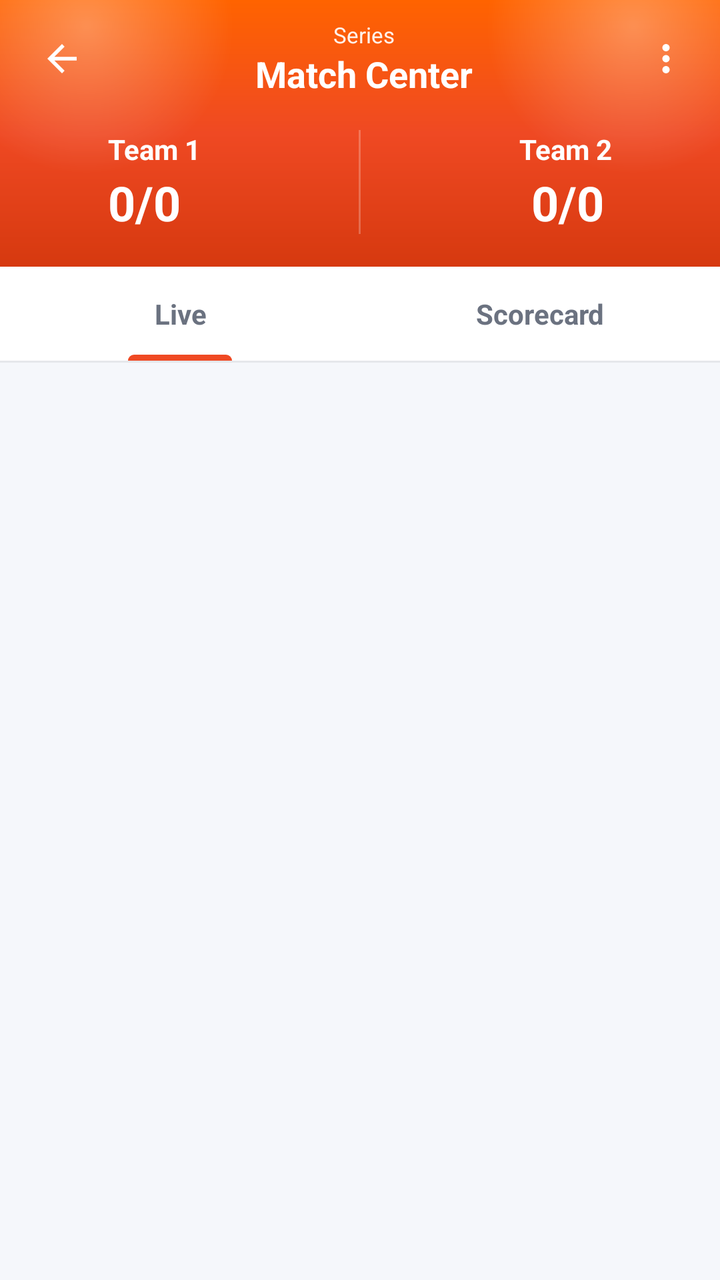
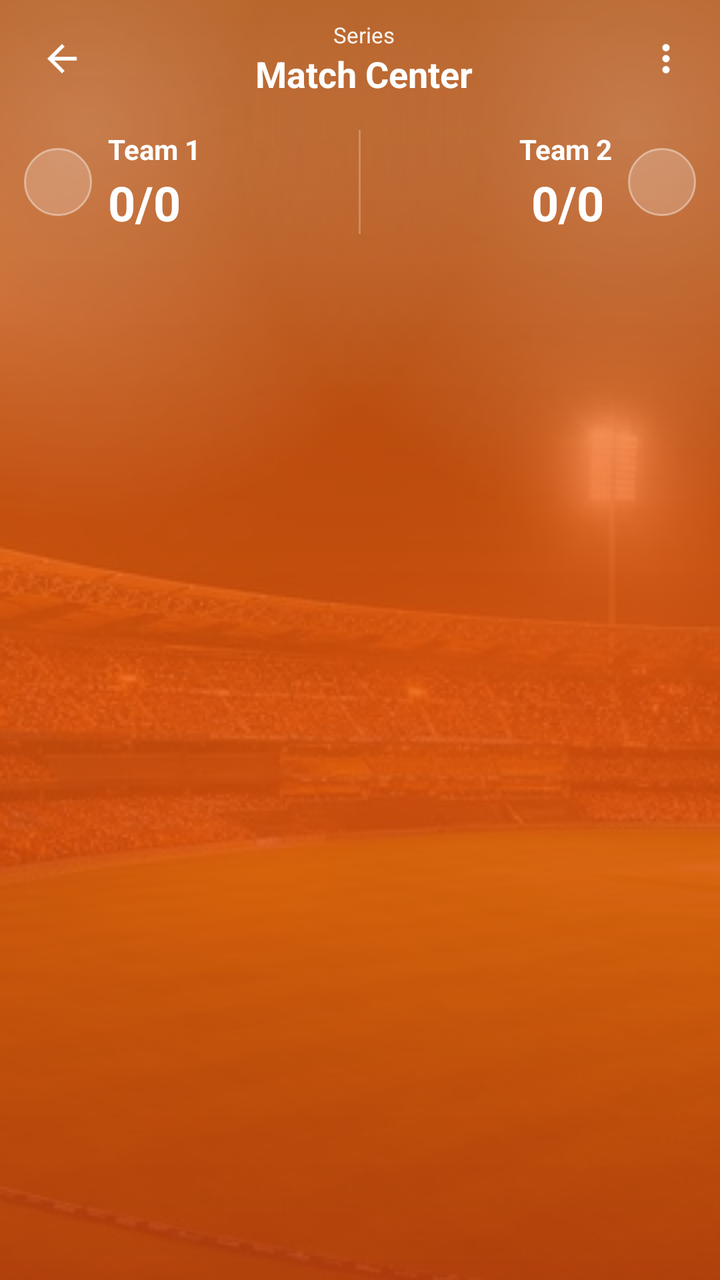

Two renders of the same Android screen: before a commit and after it. Below are the layout's source before the change and the commit's diff.
<!-- AndroidManifest.xml: activity theme AppTheme -->
<!-- res/layout/activity_match_center.xml -->
<?xml version="1.0" encoding="utf-8"?>
<LinearLayout xmlns:android="http://schemas.android.com/apk/res/android"
    android:id="@+id/mc_root"
    android:layout_width="match_parent"
    android:layout_height="match_parent"
    android:orientation="vertical"
    android:background="@color/cmp_surface_alt">

    
    <LinearLayout
        android:id="@+id/mc_header"
        android:layout_width="match_parent"
        android:layout_height="wrap_content"
        android:orientation="vertical"
        android:background="@drawable/bg_cmp_hero"
        android:paddingStart="12dp"
        android:paddingEnd="12dp"
        android:paddingTop="10dp"
        android:paddingBottom="16dp">

        
        <LinearLayout
            android:layout_width="match_parent"
            android:layout_height="wrap_content"
            android:orientation="horizontal"
            android:gravity="center_vertical">

            <ImageView
                android:id="@+id/mc_back"
                android:layout_width="38dp"
                android:layout_height="38dp"
                android:padding="8dp"
                android:contentDescription="Back"
                android:src="@drawable/ic_arrowwhite_back" />

            <LinearLayout
                android:layout_width="0dp"
                android:layout_height="wrap_content"
                android:layout_weight="1"
                android:orientation="vertical"
                android:gravity="center">

                <TextView
                    android:id="@+id/mc_series"
                    android:layout_width="wrap_content"
                    android:layout_height="wrap_content"
                    android:maxLines="1"
                    android:ellipsize="end"
                    android:gravity="center"
                    android:text="Series"
                    android:textColor="#FFFFFF"
                    android:textSize="11sp"
                    android:alpha="0.92" />

                <TextView
                    android:id="@+id/mc_title"
                    android:layout_width="wrap_content"
                    android:layout_height="wrap_content"
                    android:maxLines="1"
                    android:ellipsize="end"
                    android:gravity="center"
                    android:text="Match Center"
                    android:textColor="#FFFFFF"
                    android:textSize="18sp"
                    android:textStyle="bold" />
            </LinearLayout>

            
            <LinearLayout
                android:id="@+id/mc_live_badge"
                android:layout_width="wrap_content"
                android:layout_height="wrap_content"
                android:orientation="horizontal"
                android:gravity="center_vertical"
                android:background="@drawable/bg_cmp_live_badge"
                android:paddingStart="8dp"
                android:paddingEnd="9dp"
                android:paddingTop="4dp"
                android:paddingBottom="4dp"
                android:visibility="gone">

                <View
                    android:layout_width="6dp"
                    android:layout_height="6dp"
                    android:layout_marginEnd="5dp"
                    android:background="@drawable/bg_cmp_live_dot" />

                <TextView
                    android:layout_width="wrap_content"
                    android:layout_height="wrap_content"
                    android:includeFontPadding="false"
                    android:letterSpacing="0.12"
                    android:text="LIVE"
                    android:textColor="#FFFFFF"
                    android:textSize="11sp"
                    android:textStyle="bold" />
            </LinearLayout>

            <ImageView
                android:id="@+id/mc_overflow"
                android:layout_width="30dp"
                android:layout_height="30dp"
                android:layout_marginStart="4dp"
                android:padding="4dp"
                android:contentDescription="More"
                android:src="@drawable/ic_cmp_more" />
        </LinearLayout>

        
        <LinearLayout
            android:layout_width="match_parent"
            android:layout_height="wrap_content"
            android:orientation="horizontal"
            android:gravity="center_vertical"
            android:layout_marginTop="16dp">

            
            <LinearLayout
                android:layout_width="0dp"
                android:layout_height="wrap_content"
                android:layout_weight="1"
                android:orientation="horizontal"
                android:gravity="center_vertical">

                <ImageView
                    android:id="@+id/mc_team1_flag"
                    android:layout_width="34dp"
                    android:layout_height="34dp"
                    android:layout_marginEnd="8dp"
                    android:contentDescription="Team 1 flag" />

                <LinearLayout
                    android:layout_width="0dp"
                    android:layout_height="wrap_content"
                    android:layout_weight="1"
                    android:orientation="vertical">

                    <TextView
                        android:id="@+id/mc_team1_name"
                        android:layout_width="match_parent"
                        android:layout_height="wrap_content"
                        android:maxLines="1"
                        android:ellipsize="end"
                        android:text="Team 1"
                        android:textColor="#FFFFFF"
                        android:textSize="14sp"
                        android:textStyle="bold" />

                    <LinearLayout
                        android:layout_width="match_parent"
                        android:layout_height="wrap_content"
                        android:orientation="horizontal"
                        android:gravity="bottom"
                        android:layout_marginTop="1dp">

                        <TextView
                            android:id="@+id/mc_team1_score"
                            android:layout_width="wrap_content"
                            android:layout_height="wrap_content"
                            android:text="0/0"
                            android:textColor="#FFFFFF"
                            android:textSize="24sp"
                            android:textStyle="bold" />

                        <TextView
                            android:id="@+id/mc_team1_overs"
                            android:layout_width="wrap_content"
                            android:layout_height="wrap_content"
                            android:layout_marginStart="4dp"
                            android:layout_marginBottom="3dp"
                            android:text=""
                            android:textColor="#FFFFFF"
                            android:alpha="0.88"
                            android:textSize="13sp" />
                    </LinearLayout>

                    <TextView
                        android:id="@+id/mc_team1_rr"
                        android:layout_width="match_parent"
                        android:layout_height="wrap_content"
                        android:text=""
                        android:textColor="#FFFFFF"
                        android:alpha="0.82"
                        android:textSize="12sp"
                        android:visibility="gone" />
                </LinearLayout>
            </LinearLayout>

            
            <FrameLayout
                android:layout_width="wrap_content"
                android:layout_height="match_parent"
                android:layout_marginStart="6dp"
                android:layout_marginEnd="6dp">

                <View
                    android:layout_width="1dp"
                    android:layout_height="52dp"
                    android:layout_gravity="center_horizontal"
                    android:background="#3DFFFFFF" />

                <LinearLayout
                    android:layout_width="wrap_content"
                    android:layout_height="wrap_content"
                    android:layout_gravity="center"
                    android:orientation="vertical"
                    android:gravity="center">

                    
                    <LinearLayout
                        android:id="@+id/mc_center_live"
                        android:layout_width="wrap_content"
                        android:layout_height="wrap_content"
                        android:orientation="horizontal"
                        android:gravity="center_vertical"
                        android:background="@drawable/bg_cmp_live_center"
                        android:paddingStart="7dp"
                        android:paddingEnd="8dp"
                        android:paddingTop="3dp"
                        android:paddingBottom="3dp"
                        android:visibility="gone">

                        <View
                            android:layout_width="5dp"
                            android:layout_height="5dp"
                            android:layout_marginEnd="4dp"
                            android:background="@drawable/bg_cmp_live_dot" />

                        <TextView
                            android:layout_width="wrap_content"
                            android:layout_height="wrap_content"
                            android:includeFontPadding="false"
                            android:letterSpacing="0.12"
                            android:text="LIVE"
                            android:textColor="#FFFFFF"
                            android:textSize="10sp"
                            android:textStyle="bold" />
                    </LinearLayout>

                    <TextView
                        android:id="@+id/mc_center_sub"
                        android:layout_width="wrap_content"
                        android:layout_height="wrap_content"
                        android:layout_marginTop="3dp"
                        android:text=""
                        android:textColor="#FFFFFF"
                        android:alpha="0.9"
                        android:textSize="10sp"
                        android:textStyle="bold"
                        android:visibility="gone" />
                </LinearLayout>
            </FrameLayout>

            
            <LinearLayout
                android:layout_width="0dp"
                android:layout_height="wrap_content"
                android:layout_weight="1"
                android:orientation="horizontal"
                android:gravity="center_vertical">

                <LinearLayout
                    android:layout_width="0dp"
                    android:layout_height="wrap_content"
                    android:layout_weight="1"
                    android:orientation="vertical">

                    <TextView
                        android:id="@+id/mc_team2_name"
                        android:layout_width="match_parent"
                        android:layout_height="wrap_content"
                        android:maxLines="1"
                        android:ellipsize="end"
                        android:gravity="end"
                        android:text="Team 2"
                        android:textColor="#FFFFFF"
                        android:textSize="14sp"
                        android:textStyle="bold" />

                    <LinearLayout
                        android:layout_width="match_parent"
                        android:layout_height="wrap_content"
                        android:orientation="horizontal"
                        android:gravity="bottom|end"
                        android:layout_marginTop="1dp">

                        <TextView
                            android:id="@+id/mc_team2_score"
                            android:layout_width="wrap_content"
                            android:layout_height="wrap_content"
                            android:text="0/0"
                            android:textColor="#FFFFFF"
                            android:textSize="24sp"
                            android:textStyle="bold" />

                        <TextView
                            android:id="@+id/mc_team2_overs"
                            android:layout_width="wrap_content"
                            android:layout_height="wrap_content"
                            android:layout_marginStart="4dp"
                            android:layout_marginBottom="3dp"
                            android:text=""
                            android:textColor="#FFFFFF"
                            android:alpha="0.88"
                            android:textSize="13sp" />
                    </LinearLayout>

                    <TextView
                        android:id="@+id/mc_team2_rr"
                        android:layout_width="match_parent"
                        android:layout_height="wrap_content"
                        android:gravity="end"
                        android:text=""
                        android:textColor="#FFFFFF"
                        android:alpha="0.82"
                        android:textSize="12sp"
                        android:visibility="gone" />
                </LinearLayout>

                <ImageView
                    android:id="@+id/mc_team2_flag"
                    android:layout_width="34dp"
                    android:layout_height="34dp"
                    android:layout_marginStart="8dp"
                    android:contentDescription="Team 2 flag" />
            </LinearLayout>
        </LinearLayout>

        
        <TextView
            android:id="@+id/mc_equation"
            android:layout_width="match_parent"
            android:layout_height="wrap_content"
            android:layout_marginTop="14dp"
            android:background="@drawable/bg_cmp_equation_pill"
            android:paddingStart="16dp"
            android:paddingEnd="16dp"
            android:paddingTop="9dp"
            android:paddingBottom="9dp"
            android:gravity="center"
            android:maxLines="2"
            android:ellipsize="end"
            android:text=""
            android:textColor="#FFFFFF"
            android:textSize="13sp"
            android:textStyle="bold"
            android:visibility="gone" />
    </LinearLayout>

    
    <LinearLayout
        android:layout_width="match_parent"
        android:layout_height="wrap_content"
        android:orientation="horizontal"
        android:background="@color/cmp_surface">

        <LinearLayout
            android:layout_width="0dp"
            android:layout_height="wrap_content"
            android:layout_weight="1"
            android:orientation="vertical">

            <TextView
                android:id="@+id/tab_live"
                android:layout_width="match_parent"
                android:layout_height="wrap_content"
                android:gravity="center"
                android:paddingTop="14dp"
                android:paddingBottom="11dp"
                android:text="Live"
                android:textSize="14sp"
                android:textStyle="bold"
                android:textColor="@color/cmp_text_secondary" />

            <View
                android:id="@+id/tab_live_indicator"
                android:layout_width="52dp"
                android:layout_height="3dp"
                android:layout_gravity="center_horizontal"
                android:background="@drawable/bg_cmp_tab_indicator" />
        </LinearLayout>

        <LinearLayout
            android:layout_width="0dp"
            android:layout_height="wrap_content"
            android:layout_weight="1"
            android:orientation="vertical">

            <TextView
                android:id="@+id/tab_scorecard"
                android:layout_width="match_parent"
                android:layout_height="wrap_content"
                android:gravity="center"
                android:paddingTop="14dp"
                android:paddingBottom="11dp"
                android:text="Scorecard"
                android:textSize="14sp"
                android:textStyle="bold"
                android:textColor="@color/cmp_text_secondary" />

            <View
                android:id="@+id/tab_scorecard_indicator"
                android:layout_width="52dp"
                android:layout_height="3dp"
                android:layout_gravity="center_horizontal"
                android:background="@drawable/bg_cmp_tab_indicator"
                android:visibility="invisible" />
        </LinearLayout>
    </LinearLayout>

    <View
        android:layout_width="match_parent"
        android:layout_height="1dp"
        android:background="@color/cmp_border" />

    <ScrollView
        android:id="@+id/mc_scroll"
        android:layout_width="match_parent"
        android:layout_height="0dp"
        android:layout_weight="1"
        android:clipToPadding="false"
        android:fillViewport="true">

        <FrameLayout
            android:layout_width="match_parent"
            android:layout_height="wrap_content"
            android:padding="14dp">

            
            <LinearLayout
                android:id="@+id/content_live"
                android:layout_width="match_parent"
                android:layout_height="wrap_content"
                android:orientation="vertical">

                <LinearLayout
                    android:id="@+id/live_dynamic"
                    android:layout_width="match_parent"
                    android:layout_height="wrap_content"
                    android:orientation="vertical" />
            </LinearLayout>

            
            <LinearLayout
                android:id="@+id/content_scorecard"
                android:layout_width="match_parent"
                android:layout_height="wrap_content"
                android:orientation="vertical"
                android:visibility="gone" />

            
            <LinearLayout
                android:id="@+id/content_placeholder"
                android:layout_width="match_parent"
                android:layout_height="wrap_content"
                android:orientation="vertical"
                android:gravity="center_horizontal"
                android:paddingTop="48dp"
                android:visibility="gone">

                <ImageView
                    android:layout_width="48dp"
                    android:layout_height="48dp"
                    android:alpha="0.5"
                    android:src="@drawable/ic_cmp_expand"
                    android:tint="@color/cmp_text_secondary" />

                <TextView
                    android:id="@+id/placeholder_title"
                    android:layout_width="wrap_content"
                    android:layout_height="wrap_content"
                    android:layout_marginTop="12dp"
                    android:text="Scorecard"
                    android:textColor="@color/cmp_text_primary"
                    android:textSize="16sp"
                    android:textStyle="bold" />

                <TextView
                    android:id="@+id/placeholder_message"
                    android:layout_width="match_parent"
                    android:layout_height="wrap_content"
                    android:layout_marginTop="6dp"
                    android:gravity="center"
                    android:text="Detailed data will appear here once available for this match."
                    android:textColor="@color/cmp_text_secondary"
                    android:textSize="13sp" />
            </LinearLayout>
        </FrameLayout>
    </ScrollView>
</LinearLayout>
<!-- resources referenced by this layout -->
<resources>
  <color name="cmp_border">#E5E7EB</color>
  <color name="cmp_surface">#FFFFFF</color>
  <color name="cmp_surface_alt">#F5F7FB</color>
  <color name="cmp_text_primary">#111827</color>
  <color name="cmp_text_secondary">#6B7280</color>
  <!-- drawable bg_cmp_equation_pill (drawable) -->
  <?xml version="1.0" encoding="utf-8"?>
  <shape xmlns:android="http://schemas.android.com/apk/res/android" android:shape="rectangle">
      <solid android:color="#26FFFFFF" />
      <corners android:radius="22dp" />
      <stroke android:width="1dp" android:color="#33FFFFFF" />
  </shape>
  <!-- drawable bg_cmp_hero (drawable) -->
  <?xml version="1.0" encoding="utf-8"?>
  <layer-list xmlns:android="http://schemas.android.com/apk/res/android">
      <item>
          <shape android:shape="rectangle">
              <gradient
                  android:startColor="@color/cmp_brand_orange_2"
                  android:centerColor="@color/cmp_brand_orange"
                  android:endColor="#D6390F"
                  android:angle="270" />
          </shape>
      </item>
      <item>
          <shape android:shape="rectangle">
              <gradient
                  android:type="radial"
                  android:gradientRadius="55%p"
                  android:centerX="0.12"
                  android:centerY="0.10"
                  android:startColor="#4DFFFFFF"
                  android:endColor="#00FFFFFF" />
          </shape>
      </item>
      <item>
          <shape android:shape="rectangle">
              <gradient
                  android:type="radial"
                  android:gradientRadius="55%p"
                  android:centerX="0.88"
                  android:centerY="0.10"
                  android:startColor="#4DFFFFFF"
                  android:endColor="#00FFFFFF" />
          </shape>
      </item>
  </layer-list>
  <!-- drawable bg_cmp_live_badge (drawable) -->
  <?xml version="1.0" encoding="utf-8"?>
  <shape xmlns:android="http://schemas.android.com/apk/res/android"
      android:shape="rectangle">
      <solid android:color="@color/cmp_live_red" />
      <corners android:radius="999dp" />
  </shape>
  <!-- drawable bg_cmp_live_center (drawable) -->
  <?xml version="1.0" encoding="utf-8"?>
  <shape xmlns:android="http://schemas.android.com/apk/res/android"
      android:shape="rectangle">
      <solid android:color="@color/cmp_live_red" />
      <corners android:radius="999dp" />
  </shape>
  <!-- drawable bg_cmp_live_dot (drawable) -->
  <?xml version="1.0" encoding="utf-8"?>
  <shape xmlns:android="http://schemas.android.com/apk/res/android"
      android:shape="oval">
      <solid android:color="#FFFFFF" />
      <size
          android:width="6dp"
          android:height="6dp" />
  </shape>
  <!-- drawable bg_cmp_tab_indicator (drawable) -->
  <?xml version="1.0" encoding="utf-8"?>
  <shape xmlns:android="http://schemas.android.com/apk/res/android" android:shape="rectangle">
      <solid android:color="@color/cmp_brand_orange" />
      <corners
          android:topLeftRadius="3dp"
          android:topRightRadius="3dp" />
  </shape>
  <color name="cmp_brand_orange_2">#FF6300</color>
  <color name="cmp_brand_orange">#EF4923</color>
  <color name="cmp_live_red">#E11900</color>
  <color name="brand_orange">#EF4923</color>
  <color name="whitewithblack">#FFFFFF</color>
  <color name="text_color_primary">#000000</color>
  <color name="colorTextSecondary">#656565</color>
  <color name="whitesren">#E4E4E4</color>
  <!-- unchanged entries left out for length: 4 -->
</resources>

<!-- the commit's change to res/layout/activity_match_center.xml (unified diff, before → after) -->
@@ -7,16 +7,34 @@
     android:background="@color/cmp_surface_alt">
 
     
-    <LinearLayout
+    <FrameLayout
         android:id="@+id/mc_header"
         android:layout_width="match_parent"
-        android:layout_height="wrap_content"
-        android:orientation="vertical"
-        android:background="@drawable/bg_cmp_hero"
-        android:paddingStart="12dp"
-        android:paddingEnd="12dp"
-        android:paddingTop="10dp"
-        android:paddingBottom="16dp">
+        android:layout_height="wrap_content">
+
+        <ImageView
+            android:id="@+id/mc_hero_bg"
+            android:layout_width="match_parent"
+            android:layout_height="match_parent"
+            android:scaleType="centerCrop"
+            android:contentDescription="@null"
+            android:importantForAccessibility="no"
+            android:src="@drawable/bg_cmp_stadium_photo" />
+
+        <View
+            android:layout_width="match_parent"
+            android:layout_height="match_parent"
+            android:background="@drawable/bg_cmp_hero_overlay" />
+
+        <LinearLayout
+            android:id="@+id/mc_header_content"
+            android:layout_width="match_parent"
+            android:layout_height="wrap_content"
+            android:orientation="vertical"
+            android:paddingStart="12dp"
+            android:paddingEnd="12dp"
+            android:paddingTop="10dp"
+            android:paddingBottom="16dp">
 
         
         <LinearLayout
@@ -127,6 +145,8 @@
                     android:layout_width="34dp"
                     android:layout_height="34dp"
                     android:layout_marginEnd="8dp"
+                    android:scaleType="centerCrop"
+                    android:background="@drawable/bg_cmp_flag_circle"
                     android:contentDescription="Team 1 flag" />
 
                 <LinearLayout
@@ -322,6 +342,8 @@
                     android:layout_width="34dp"
                     android:layout_height="34dp"
                     android:layout_marginStart="8dp"
+                    android:scaleType="centerCrop"
+                    android:background="@drawable/bg_cmp_flag_circle"
                     android:contentDescription="Team 2 flag" />
             </LinearLayout>
         </LinearLayout>
@@ -345,7 +367,8 @@
             android:textSize="13sp"
             android:textStyle="bold"
             android:visibility="gone" />
-    </LinearLayout>
+        </LinearLayout>
+    </FrameLayout>
 
     
     <LinearLayout
<!-- resource entries referenced after the edit -->
@@ -12,15 +12,24 @@
       <corners android:radius="22dp" />
       <stroke android:width="1dp" android:color="#33FFFFFF" />
   </shape>
-  <!-- drawable bg_cmp_hero (drawable) -->
+  <!-- drawable bg_cmp_flag_circle (drawable) -->
+  <?xml version="1.0" encoding="utf-8"?>
+  <shape xmlns:android="http://schemas.android.com/apk/res/android"
+      android:shape="oval">
+      <solid android:color="#33FFFFFF" />
+      <stroke
+          android:width="1dp"
+          android:color="#66FFFFFF" />
+  </shape>
+  <!-- drawable bg_cmp_hero_overlay (drawable) -->
   <?xml version="1.0" encoding="utf-8"?>
   <layer-list xmlns:android="http://schemas.android.com/apk/res/android">
       <item>
           <shape android:shape="rectangle">
               <gradient
-                  android:startColor="@color/cmp_brand_orange_2"
-                  android:centerColor="@color/cmp_brand_orange"
-                  android:endColor="#D6390F"
+                  android:startColor="#B3F97316"
+                  android:centerColor="#CCEA580C"
+                  android:endColor="#E0C2410C"
                   android:angle="270" />
           </shape>
       </item>
@@ -31,7 +40,7 @@
                   android:gradientRadius="55%p"
                   android:centerX="0.12"
                   android:centerY="0.10"
-                  android:startColor="#4DFFFFFF"
+                  android:startColor="#40FFFFFF"
                   android:endColor="#00FFFFFF" />
           </shape>
       </item>
@@ -42,7 +51,7 @@
                   android:gradientRadius="55%p"
                   android:centerX="0.88"
                   android:centerY="0.10"
-                  android:startColor="#4DFFFFFF"
+                  android:startColor="#40FFFFFF"
                   android:endColor="#00FFFFFF" />
           </shape>
       </item>
@@ -70,6 +79,7 @@
           android:width="6dp"
           android:height="6dp" />
   </shape>
+  <!-- drawable bg_cmp_stadium_photo: jpg bitmap (drawable, 56749 bytes) -->
   <!-- drawable bg_cmp_tab_indicator (drawable) -->
   <?xml version="1.0" encoding="utf-8"?>
   <shape xmlns:android="http://schemas.android.com/apk/res/android" android:shape="rectangle">
@@ -78,7 +88,6 @@
           android:topLeftRadius="3dp"
           android:topRightRadius="3dp" />
   </shape>
-  <color name="cmp_brand_orange_2">#FF6300</color>
   <color name="cmp_brand_orange">#EF4923</color>
   <color name="cmp_live_red">#E11900</color>
   <color name="brand_orange">#EF4923</color>
